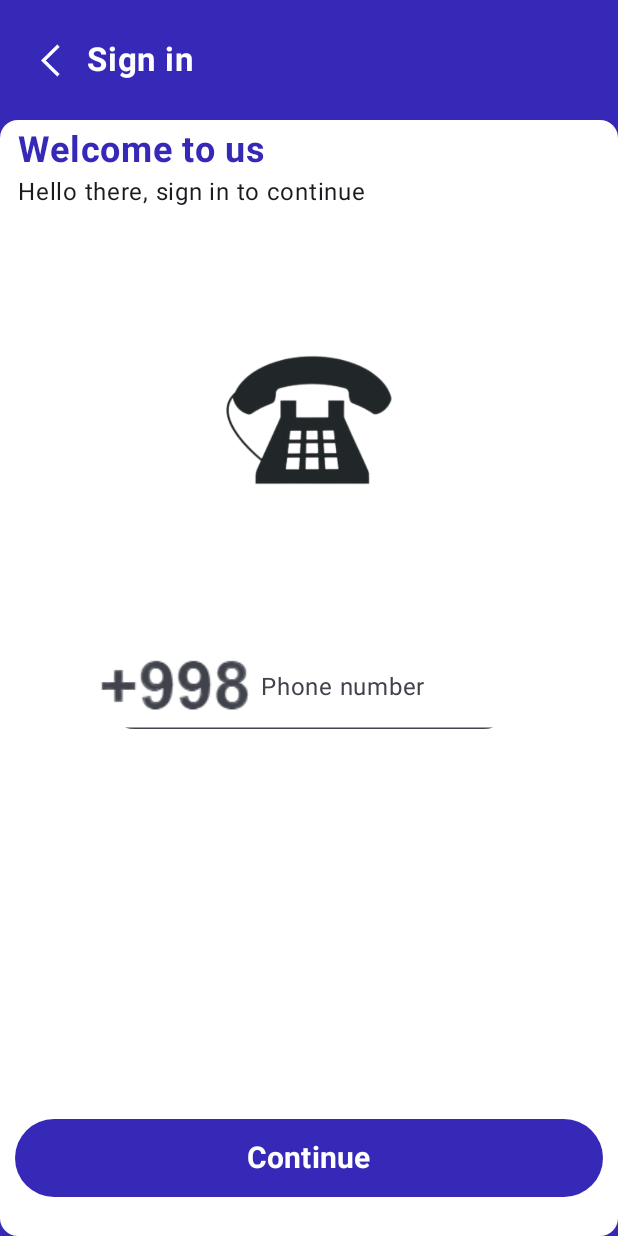
After one commit to doniyorziyod/bank, an Android app built with Jetpack Compose: the composable SignInView shown on its own in the app's theme, on a phone screen of 412 x 824 dp. The commit adds this screen. Run offline under Robolectric (Android 15) with nearby library versions, the phone set to English and light mode, and no system bars; our stand-ins replace Dagger/Hilt's generated code, livedata-compose.

Commit message:
sign in check code done

```diff
--- /dev/null
+++ b/app/src/main/java/uz/ictschool/bank/screens/signin/SignInModel.kt
@@ -0,0 +1,12 @@
+package uz.ictschool.bank.screens.signin
+
+import uz.ictschool.bank.models.Response
+import uz.ictschool.bank.models.SendCode
+import uz.ictschool.bank.networking.ApiService
+import javax.inject.Inject
+
+class SignInModel @Inject constructor(private val apiService: ApiService){
+    suspend fun sendCode(sendCode: SendCode): Response {
+        return apiService.sendCode(sendCode)
+    }
+}
--- /dev/null
+++ b/app/src/main/java/uz/ictschool/bank/screens/signin/SignInView.kt
@@ -0,0 +1,169 @@
+package uz.ictschool.bank.screens.signin
+
+import android.widget.Toast
+import androidx.compose.foundation.Image
+import androidx.compose.foundation.background
+import androidx.compose.foundation.layout.Box
+import androidx.compose.foundation.layout.Column
+import androidx.compose.foundation.layout.Row
+import androidx.compose.foundation.layout.Spacer
+import androidx.compose.foundation.layout.fillMaxSize
+import androidx.compose.foundation.layout.fillMaxWidth
+import androidx.compose.foundation.layout.height
+import androidx.compose.foundation.layout.padding
+import androidx.compose.foundation.layout.size
+import androidx.compose.foundation.layout.width
+import androidx.compose.foundation.shape.RoundedCornerShape
+import androidx.compose.foundation.text.KeyboardOptions
+import androidx.compose.material3.Button
+import androidx.compose.material3.ButtonDefaults
+import androidx.compose.material3.Card
+import androidx.compose.material3.CardDefaults
+import androidx.compose.material3.ExperimentalMaterial3Api
+import androidx.compose.material3.Icon
+import androidx.compose.material3.IconButton
+import androidx.compose.material3.Text
+import androidx.compose.material3.TextField
+import androidx.compose.material3.TextFieldDefaults
+import androidx.compose.runtime.Composable
+import androidx.compose.runtime.livedata.observeAsState
+import androidx.compose.runtime.mutableStateOf
+import androidx.compose.runtime.remember
+import androidx.compose.ui.Alignment
+import androidx.compose.ui.Modifier
+import androidx.compose.ui.graphics.Color
+import androidx.compose.ui.platform.LocalContext
+import androidx.compose.ui.res.painterResource
+import androidx.compose.ui.text.TextStyle
+import androidx.compose.ui.text.font.FontWeight
+import androidx.compose.ui.text.input.KeyboardType
+import androidx.compose.ui.unit.dp
+import androidx.compose.ui.unit.sp
+import androidx.core.text.isDigitsOnly
+import androidx.navigation.NavController
+import uz.ictschool.bank.R
+import uz.ictschool.bank.ui.theme.ColorField
+import uz.ictschool.bank.ui.theme.purple
+
+@OptIn(ExperimentalMaterial3Api::class)
+@Composable
+fun SignInView(vm: SignInViewModel, navController: NavController) {
+    val phoneNumber = vm.phoneNumber.observeAsState().value!!
+    val context = LocalContext.current
+    Box {
+        Column(
+            Modifier
+                .fillMaxSize()
+                .background(purple)
+        ) {
+            Row(
+                verticalAlignment = Alignment.CenterVertically,
+                modifier = Modifier.padding(start = 10.dp, top = 16.dp, bottom = 16.dp)
+            ) {
+                IconButton(onClick = { /*TODO*/ }) {
+                    Icon(
+                        painter = painterResource(id = R.drawable.back_icon),
+                        contentDescription = "",
+                        Modifier.size(22.dp),
+                        tint = Color.White
+                    )
+
+                }
+
+                Text(
+                    text = "Sign in",
+                    fontSize = 22.sp,
+                    fontWeight = FontWeight.Bold,
+                    color = Color.White
+                )
+            }
+            Card(
+                modifier = Modifier
+                    .fillMaxSize(),
+                colors = CardDefaults.cardColors(
+                    containerColor = Color.White,
+                )
+            ) {
+                Spacer(modifier = Modifier.height(6.dp))
+                Row {
+                    Spacer(modifier = Modifier.width(12.dp))
+                    Text(
+                        text = "Welcome to us",
+                        fontSize = 24.sp,
+                        fontWeight = FontWeight.Bold,
+                        color = purple
+                    )
+                }
+                Spacer(modifier = Modifier.height(2.dp))
+                Row {
+                    Spacer(modifier = Modifier.width(12.dp))
+                    Text(text = "Hello there, sign in to continue", fontSize = 16.sp)
+                }
+                Spacer(modifier = Modifier.height(10.dp))
+                Column(
+                    horizontalAlignment = Alignment.CenterHorizontally,
+                    modifier = Modifier.fillMaxWidth()
+                ) {
+                    Image(
+                        painter = painterResource(id = R.drawable.phone),
+                        contentDescription = "phone",
+                        modifier = Modifier
+                            .height(260.dp)
+                            .width(260.dp)
+                    )
+                }
+                Spacer(modifier = Modifier.height(20.dp))
+                Column(
+                    horizontalAlignment = Alignment.CenterHorizontally,
+                    modifier = Modifier.fillMaxWidth()
+                ) {
+                    Row {
+                        TextField(
+                            value = phoneNumber,
+                            onValueChange = {
+                                vm.updatePhoneNUmber(it)
+                            },
+                            leadingIcon = {
+                                Icon(
+                                    painter = painterResource(id = R.drawable._998),
+                                    contentDescription = ""
+                                )
+                            },
+                            keyboardOptions = KeyboardOptions(keyboardType = KeyboardType.Number),
+                            placeholder = { Text(text = "Phone number") },
+                            textStyle =
+                            TextStyle(color = Color.Black, fontSize = 15.sp),
+                            singleLine = true,
+                            shape = RoundedCornerShape(24.dp),
+                            colors = TextFieldDefaults.textFieldColors(
+                                containerColor = ColorField
+                            )
+                        )
+                    }
+                }
+                Spacer(modifier = Modifier.height(260.dp))
+                Button(
+                    onClick = {
+                        if (phoneNumber.length != 9) Toast.makeText(
+                            context,
+                            "Raqam noto'g'ri",
+                            Toast.LENGTH_SHORT
+                        ).show()
+                        else vm.sendCode(navController, context)
+                    }, colors = ButtonDefaults.buttonColors(purple), modifier = Modifier
+                        .fillMaxWidth()
+                        .padding(start = 10.dp, end = 10.dp)
+                ) {
+                    Text(
+                        text = "Continue",
+                        fontSize = 20.sp,
+                        fontWeight = FontWeight.Bold,
+                        modifier = Modifier.padding(top = 6.dp, bottom = 6.dp)
+                    )
+                }
+
+            }
+        }
+    }
+
+}
--- /dev/null
+++ b/app/src/main/java/uz/ictschool/bank/screens/signin/SignInViewModel.kt
@@ -0,0 +1,37 @@
+package uz.ictschool.bank.screens.signin
+
+import android.content.Context
+import android.util.Log
+import android.widget.Toast
+import androidx.compose.runtime.mutableStateOf
+import androidx.compose.runtime.remember
+import androidx.lifecycle.LiveData
+import androidx.lifecycle.MutableLiveData
+import androidx.lifecycle.ViewModel
+import androidx.lifecycle.viewModelScope
+import androidx.navigation.NavController
+import dagger.hilt.android.lifecycle.HiltViewModel
+import kotlinx.coroutines.launch
+import uz.ictschool.bank.models.SendCode
+import uz.ictschool.bank.navigation.Screen
+import javax.inject.Inject
+
+@HiltViewModel
+class SignInViewModel @Inject constructor(private val model: SignInModel) : ViewModel() {
+    private var _phoneNumber = MutableLiveData("")
+    val phoneNumber: LiveData<String> = _phoneNumber
+    fun sendCode(navController: NavController, context: Context) {
+        val phone = "+998${_phoneNumber.value}"
+        val sendCode = SendCode(phone)
+        viewModelScope.launch {
+            val response = model.sendCode(sendCode)
+            Log.d("TAG", "sendCode: ${response.status}")
+            if (response.status == "Verification code sent") navController.navigate("check_code/$phone")
+            Toast.makeText(context, response.status, Toast.LENGTH_SHORT).show()
+        }
+    }
+
+    fun updatePhoneNUmber(new: String) {
+        if (new.length < 10) _phoneNumber.value = new
+    }
+}
--- a/app/src/main/java/uz/ictschool/bank/ui/theme/Color.kt
+++ b/app/src/main/java/uz/ictschool/bank/ui/theme/Color.kt
@@ -10,3 +10,4 @@ val Purple40 = Color(0xFF6650a4)
 val PurpleGrey40 = Color(0xFF625b71)
 val Pink40 = Color(0xFF7D5260)
 val purple= Color(0xFF3629B7)
+val ColorField= Color(0xBAFFFFFF)
```
Also changed, not shown: app/src/main/java/uz/ictschool/bank/screens/SignIn.kt (deleted, +0 -134 lines), app/src/main/java/uz/ictschool/bank/screens/signin/CheckCodeModel.kt (added, +12 -0 lines), app/src/main/java/uz/ictschool/bank/screens/signin/CheckCodeView.kt (added, +107 -0 lines), app/src/main/java/uz/ictschool/bank/screens/signin/CheckCodeViewModel.kt (added, +46 -0 lines), app/src/main/res/drawable/_998.png (added).
